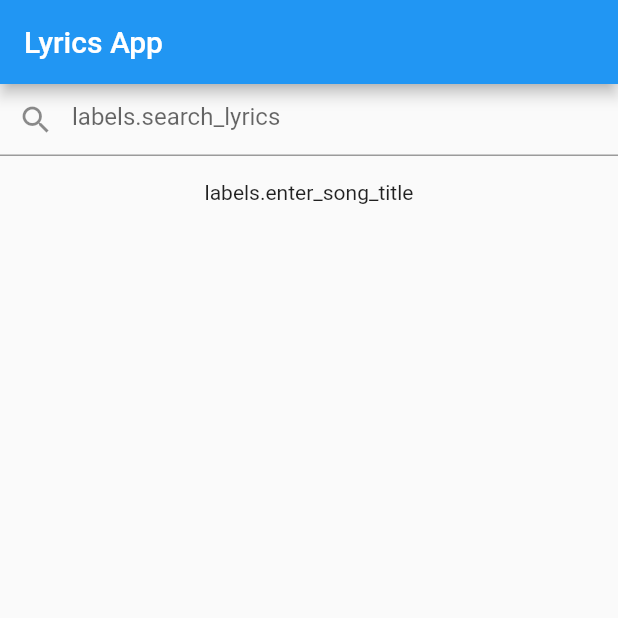
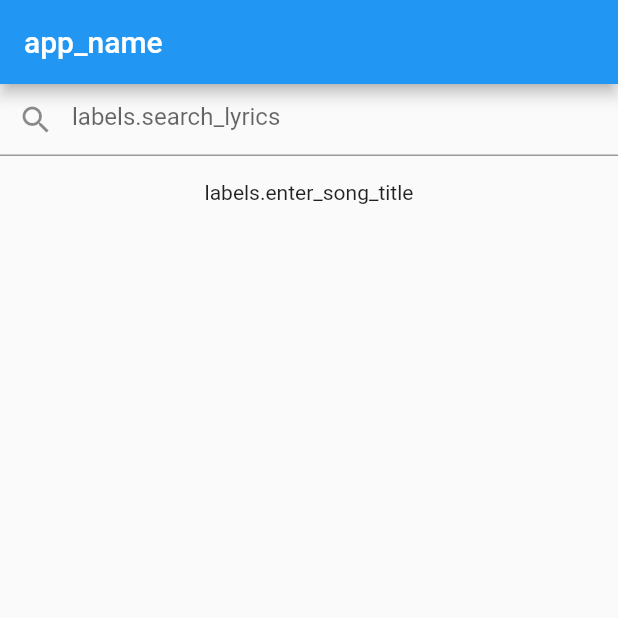
Before and after one commit to kackogut/flutter_bloc_lyrics, a Flutter app: the screen it shows after launch, on a phone screen of 412 x 824 dp, the top half of it. Run offline on Flutter 3.47's test engine with Material 2 defaults, Android fonts, the phone set to English and light mode, and no system bars; our stand-ins replace bloc, easy_localization, equatable, flutter_bloc, rxdart; missing offline and left inert: flutter_webview_plugin, shared_preferences_web.

```diff
--- a/assets/translations/en.json
+++ b/assets/translations/en.json
@@ -1,4 +1,5 @@
 {
+  "app_name": "Lyrics App",
   "labels": {
     "title": "Title",
     "artist": "Artist",
--- a/lib/feature/song/search/ui/search_screen.dart
+++ b/lib/feature/song/search/ui/search_screen.dart
@@ -1,14 +1,16 @@
+import 'package:easy_localization/easy_localization.dart';
 import 'package:flutter/material.dart';
 import 'package:flutter_bloc_lyrics/feature/song/add_edit/ui/song_add_edit_screen.dart';
 import 'package:flutter_bloc_lyrics/feature/song/search/ui/search_bar.dart';
 import 'package:flutter_bloc_lyrics/feature/song/search/ui/songs_search_list.dart';
+import 'package:flutter_bloc_lyrics/resources/langs/strings.dart';
 
 class SearchScreen extends StatelessWidget {
   @override
   Widget build(BuildContext context) {
     return Scaffold(
       appBar: AppBar(
-        title: Text("Lyrics App"),
+        title: Text(S.APP_NAME.tr()),
       ),
       body: Column(
         children: <Widget>[SearchBar(), SongsSearchList()],
--- a/lib/feature/song/search/ui/songs_search_list.dart
+++ b/lib/feature/song/search/ui/songs_search_list.dart
@@ -15,9 +15,12 @@ class SongsSearchList extends StatelessWidget {
       bloc: BlocProvider.of<SongsSearchBloc>(context),
       builder: (BuildContext context, SongsSearchState state) {
         if (state is SearchStateLoading) {
-          return Padding(
+          return const Padding(
             padding: EdgeInsets.only(top: 16.0),
-              child: Center(child: CircularProgressIndicator()));
+            child: Center(
+              child: CircularProgressIndicator(),
+            ),
+          );
         }
         if (state is SearchStateError) {
           return Text(state.error);
@@ -32,8 +35,9 @@ class SongsSearchList extends StatelessWidget {
                 );
         } else {
           return Padding(
-              padding: EdgeInsets.only(top: 16.0),
-              child: Text(S.ENTER_SONG_TITLE.tr()));
+            padding: const EdgeInsets.only(top: 16.0),
+            child: Text(S.ENTER_SONG_TITLE.tr()),
+          );
         }
       },
     );
@@ -73,11 +77,13 @@ class _SongSearchResultItem extends StatelessWidget {
               color: Colors.red,
             ),
             onDismissed: (direction) {
-              BlocProvider.of<SongsSearchBloc>(context)
-                  .add(RemoveSong(songID: song.id));
+              BlocProvider.of<SongsSearchBloc>(context).add(
+                RemoveSong(songID: song.id),
+              );
             },
             key: Key(UniqueKey().toString()),
-            child: _getSongDetailsLayout(context));
+            child: _getSongDetailsLayout(context),
+          );
   }
 
   Padding _getSongDetailsLayout(BuildContext context) {
@@ -96,6 +102,7 @@ class _SongSearchResultItem extends StatelessWidget {
             MaterialPageRoute(builder: (context) => SongDetailsScreen(song)),
           );
         },
-        ));
+      ),
+    );
   }
 }
--- a/lib/model/api/search_result_error.dart
+++ b/lib/model/api/search_result_error.dart
@@ -15,6 +15,7 @@ class MetaResponse {
 
   static MetaResponse fromJson(dynamic json) {
     return MetaResponse(
-        searchResultError: SearchResultError.fromJson(json['meta']));
+      searchResultError: SearchResultError.fromJson(json['meta']),
+    );
   }
 }
--- a/lib/resources/langs/strings.dart
+++ b/lib/resources/langs/strings.dart
@@ -1,4 +1,5 @@
 class S {
+  static const String APP_NAME = "app_name";
   static const String TITLE = "labels.title";
   static const String LYRICS = "labels.lyrics";
   static const String ARTIST = "labels.artist";
```
Also changed, not shown: lib/feature/song/add_edit/bloc/song_add_edit_bloc.dart (+6 -6 lines), lib/feature/song/add_edit/ui/song_add_edit_form.dart (+7 -12 lines), lib/feature/song/details/local_song_details.dart (+7 -6 lines), pubspec.yaml (+4 -4 lines), 1 other file. Lines whose indentation alone changed are shown as unchanged.
